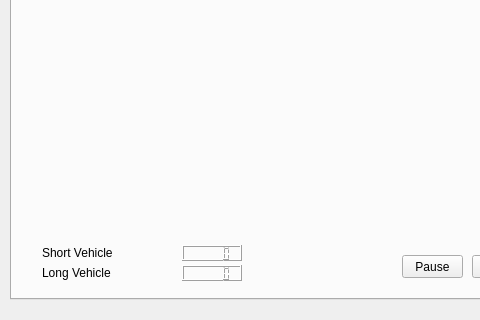
This is gtk/main.ui in lukeremy/vehicle_detection as Qt 5 draws it before an edit; both pictures show x 0 to 480 and y 360 to 680 of the 1000 by 680 pixel window. The edited form follows.
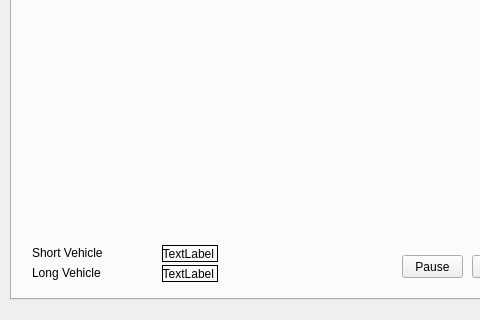
This is the edited form. The open tabs and pages were chosen to show the change.

Patch:
```diff
--- a/gtk/main.ui
+++ b/gtk/main.ui
@@ -584,29 +584,10 @@
        <string>Pause</string>
       </property>
      </widget>
-     <widget class="QLCDNumber" name="lcdNumber_ShortVehicle">
-      <property name="geometry">
-       <rect>
-        <x>170</x>
-        <y>560</y>
-        <width>60</width>
-        <height>16</height>
-       </rect>
-      </property>
-      <property name="font">
-       <font>
-        <strikeout>false</strikeout>
-        <kerning>true</kerning>
-       </font>
-      </property>
-      <property name="value" stdset="0">
-       <double>0.000000000000000</double>
-      </property>
-     </widget>
      <widget class="QLabel" name="label_ShortVehicle">
       <property name="geometry">
        <rect>
-        <x>30</x>
+        <x>20</x>
         <y>560</y>
         <width>81</width>
         <height>16</height>
@@ -619,7 +600,7 @@
      <widget class="QLabel" name="label_LongVehicle">
       <property name="geometry">
        <rect>
-        <x>30</x>
+        <x>20</x>
         <y>580</y>
         <width>81</width>
         <height>16</height>
@@ -629,16 +610,6 @@
        <string>Long Vehicle</string>
       </property>
      </widget>
-     <widget class="QLCDNumber" name="lcdNumber_LongVehicle">
-      <property name="geometry">
-       <rect>
-        <x>170</x>
-        <y>580</y>
-        <width>60</width>
-        <height>16</height>
-       </rect>
-      </property>
-     </widget>
      <widget class="QLabel" name="video_frame">
       <property name="geometry">
        <rect>
@@ -681,6 +652,44 @@
        <string>TextLabel</string>
       </property>
      </widget>
+     <widget class="QLabel" name="label_countShortVehicle">
+      <property name="geometry">
+       <rect>
+        <x>150</x>
+        <y>560</y>
+        <width>56</width>
+        <height>17</height>
+       </rect>
+      </property>
+      <property name="frameShape">
+       <enum>QFrame::Box</enum>
+      </property>
+      <property name="text">
+       <string>TextLabel</string>
+      </property>
+      <property name="alignment">
+       <set>Qt::AlignRight|Qt::AlignTrailing|Qt::AlignVCenter</set>
+      </property>
+     </widget>
+     <widget class="QLabel" name="label_countLongVehicle">
+      <property name="geometry">
+       <rect>
+        <x>150</x>
+        <y>580</y>
+        <width>56</width>
+        <height>17</height>
+       </rect>
+      </property>
+      <property name="frameShape">
+       <enum>QFrame::Box</enum>
+      </property>
+      <property name="text">
+       <string>TextLabel</string>
+      </property>
+      <property name="alignment">
+       <set>Qt::AlignRight|Qt::AlignTrailing|Qt::AlignVCenter</set>
+      </property>
+     </widget>
     </widget>
     <widget class="QWidget" name="tab_log">
      <attribute name="title">
```
Left out of the diff: 99 changed lines with no effect on the pictures.
